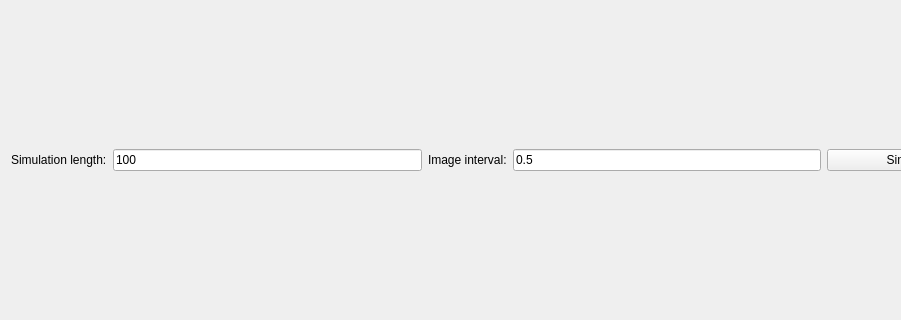
Before: the Qt Designer form src/gui/tabs/tabsimulate.ui in spatial-model-editor/spatial-model-editor, drawn with Qt 5; both pictures show x 0 to 901 and y 89 to 409 of the 1110 by 755 pixel window.
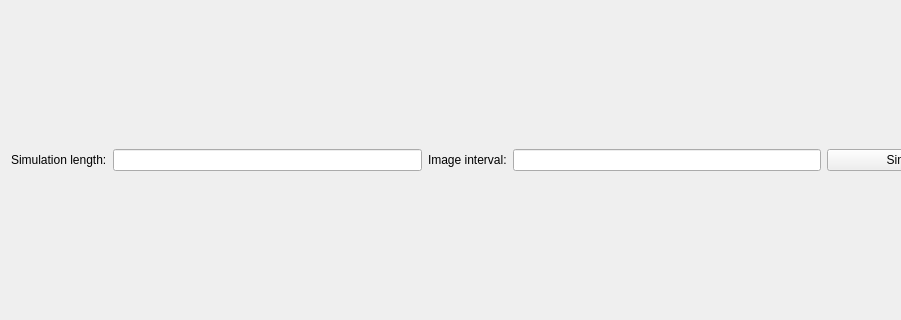
After: the same form once the commit is applied.

```diff
--- a/src/gui/tabs/tabsimulate.ui
+++ b/src/gui/tabs/tabsimulate.ui
@@ -26,7 +26,7 @@
         <string/>
        </property>
        <property name="text">
-        <string>100</string>
+        <string/>
        </property>
       </widget>
      </item>
@@ -82,7 +82,7 @@
 &lt;p&gt;For example, if the simulation length is 100, and the image interval is 5, a total of 20 images would be produced with an interval of 5s of model simulation between each&lt;/p&gt;</string>
        </property>
        <property name="text">
-        <string>0.5</string>
+        <string/>
        </property>
       </widget>
      </item>
```
